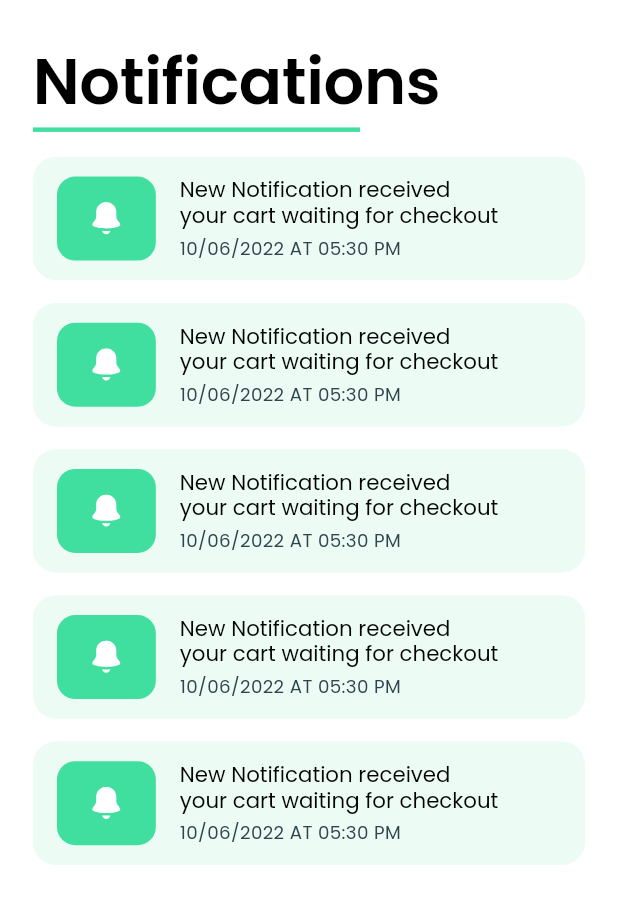
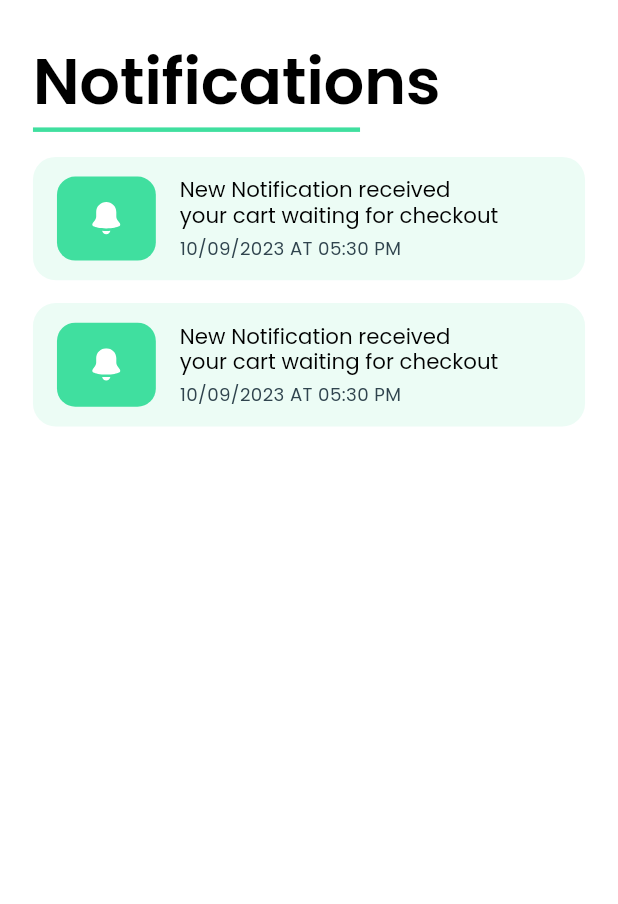
Before and after one commit to bipen-acharya/flutter_ecommerce_app, a Flutter app: the NotificationsView screen opened by its route, on a phone screen of 412 x 824 dp. Shown: the top 904 px of the screen. Run offline on Flutter 3.47's test engine with Material 2 defaults, Android fonts, the phone set to English and light mode, and no system bars; drawn by our look-alikes of flutter_animate; our stand-ins replace flutter_screenutil, flutter_svg, get, shared_preferences; accounts and stored records are empty.

```diff
--- a/lib/app/modules/notifications/views/notifications_view.dart
+++ b/lib/app/modules/notifications/views/notifications_view.dart
@@ -25,13 +25,13 @@ class NotificationsView extends GetView<NotificationsController> {
             ),
             10.verticalSpace,
             ListView.builder(
-              itemCount: 5,
-              itemBuilder: (context, index) => const NotificationItem()
-                .animate().fade().slideY(
-                  duration: const Duration(milliseconds: 300),
-                  begin: 1,
-                  curve: Curves.easeInSine,
-                ),
+              itemCount: 2,
+              itemBuilder: (context, index) =>
+                  const NotificationItem().animate().fade().slideY(
+                        duration: const Duration(milliseconds: 300),
+                        begin: 1,
+                        curve: Curves.easeInSine,
+                      ),
               shrinkWrap: true,
               primary: false,
             ),
--- a/lib/app/modules/notifications/views/widgets/notification_item.dart
+++ b/lib/app/modules/notifications/views/widgets/notification_item.dart
@@ -28,7 +28,7 @@ class NotificationItem extends StatelessWidget {
         subtitle: Padding(
           padding: EdgeInsets.only(top: 5.h),
           child: Text(
-            '10/06/2022 AT 05:30 PM',
+            '10/09/2023 AT 05:30 PM',
             style: theme.textTheme.bodyMedium?.copyWith(
               fontSize: 12.sp,
             ),
```
Also changed, not shown: lib/app/modules/settings/views/settings_view.dart (+5 -9 lines), lib/app/modules/settings/views/widgets/settings_item.dart (+8 -7 lines).
